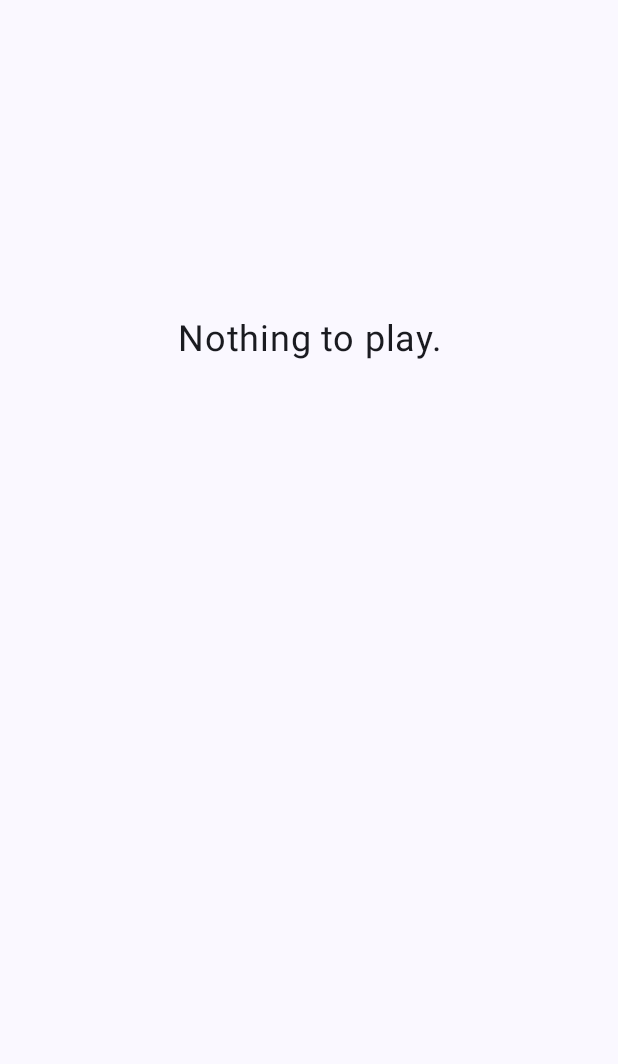
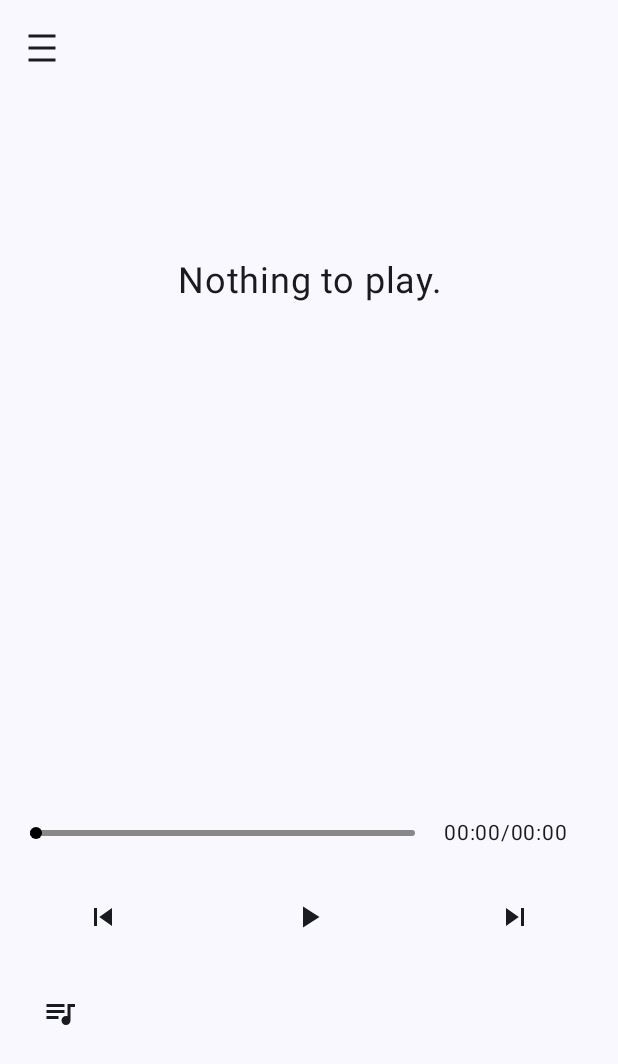
Before and after one commit to Travelerext/Android_Project_PlayAudioTest, an Android app built with Jetpack Compose: the screen it shows after launch (MainActivity), on a phone screen of 412 x 824 dp. Before the commit the part shown is almost empty. Shown: the top 1064 px of the screen. Run offline under Robolectric (Android 15) with nearby library versions, the phone set to English and light mode, and no system bars.

Commit message:
Add play list

```diff
--- a/app/src/main/java/com/example/playaudiotest/AudioFile.kt
+++ b/app/src/main/java/com/example/playaudiotest/AudioFile.kt
@@ -1,11 +1,14 @@
 package com.example.playaudiotest
 
 import android.net.Uri
+import androidx.compose.runtime.MutableState
+import androidx.compose.runtime.mutableStateOf
 
 data class AudioFile(
     val contentUri: Uri,
     val title: String,
     val artists: String,
     val duration: Long,
-    val albumArt: Uri
+    val albumArt: Uri,
+    var isInList: MutableState<Boolean> = mutableStateOf(false)
 )
--- a/app/src/main/java/com/example/playaudiotest/AudioTimeLine.kt
+++ b/app/src/main/java/com/example/playaudiotest/AudioTimeLine.kt
@@ -1,5 +1,6 @@
 package com.example.playaudiotest
 
+import android.util.Log
 import androidx.compose.foundation.background
 import androidx.compose.foundation.gestures.Orientation
 import androidx.compose.foundation.gestures.rememberScrollableState
@@ -33,6 +34,7 @@ import androidx.compose.ui.text.style.TextAlign
 import androidx.compose.ui.unit.IntOffset
 import androidx.compose.ui.unit.dp
 import androidx.compose.ui.unit.sp
+import androidx.lifecycle.compose.collectAsStateWithLifecycle
 import kotlinx.coroutines.launch
 import kotlin.math.roundToInt
 import kotlin.math.roundToLong
@@ -53,23 +55,30 @@ fun AudioTimeLine(viewModel: MainViewModel) {
     }
 
     val state = rememberScrollableState { delta ->
-        offset = (offset + delta).roundToInt().coerceIn(0, timeLineLength)
-        viewModel.changePlayPosition((offset.toFloat() / timeLineLength * viewModel.currentPlayAudio.duration).roundToLong())
+        if (viewModel.currentDuration>0) {
+            offset = (offset + delta).roundToInt().coerceIn(0, timeLineLength)
+            viewModel.changePlayPosition((offset.toFloat() / timeLineLength * viewModel.currentDuration).roundToLong())
+        }
         delta
     }
+
+    val getCurrentPosition by viewModel.getCurrentPosition.collectAsStateWithLifecycle()
 
     rememberCoroutineScope().also {
         it.launch {
             state.scroll {
-                currentPlayPosition =
-                    viewModel.currentPosition.toFloat() / viewModel.currentPlayAudio.duration.toFloat() * timeLineLength
-                offset = currentPlayPosition.roundToInt()
+                if (viewModel.currentDuration > 0){
+                    currentPlayPosition =
+                        getCurrentPosition.toFloat()/ viewModel.currentDuration.toFloat() * timeLineLength
+                    offset = currentPlayPosition.roundToInt()
+              } else offset = 0
             }
         }
     }
 
     Row(
-        modifier = Modifier.fillMaxWidth()
+        modifier = Modifier
+            .fillMaxWidth()
             .padding(20.dp),
         horizontalArrangement = Arrangement.Center,
         verticalAlignment = Alignment.CenterVertically
@@ -91,7 +100,7 @@ fun AudioTimeLine(viewModel: MainViewModel) {
             )
             Box(
                 modifier = Modifier
-                    .width(with(LocalDensity.current) {offset.toDp()} + 3.dp)
+                    .width(with(LocalDensity.current) { offset.toDp() } + 3.dp)
                     .height(4.dp)
                     .background(Color.Black, RoundedCornerShape(4.dp))
                     .align(Alignment.CenterStart)
@@ -115,7 +124,7 @@ fun AudioTimeLine(viewModel: MainViewModel) {
             modifier = Modifier
                 .weight(3f)
                 .align(Alignment.CenterVertically),
-            text = "${formatTime(viewModel.currentPosition)}/${formatTime(viewModel.currentPlayAudio.duration)}",
+            text = "${formatTime(getCurrentPosition)}/${formatTime(viewModel.currentDuration)}",
             fontSize = 14.sp,
             textAlign = TextAlign.Center
         )
--- a/app/src/main/java/com/example/playaudiotest/MainActivity.kt
+++ b/app/src/main/java/com/example/playaudiotest/MainActivity.kt
@@ -11,6 +11,7 @@ import androidx.compose.foundation.horizontalScroll
 import androidx.compose.foundation.layout.Arrangement
 import androidx.compose.foundation.layout.Column
 import androidx.compose.foundation.layout.Row
+import androidx.compose.foundation.layout.Spacer
 import androidx.compose.foundation.layout.fillMaxSize
 import androidx.compose.foundation.layout.fillMaxWidth
 import androidx.compose.foundation.layout.padding
@@ -20,17 +21,26 @@ import androidx.compose.foundation.lazy.LazyColumn
 import androidx.compose.foundation.lazy.items
 import androidx.compose.foundation.rememberScrollState
 import androidx.compose.material.icons.Icons
+import androidx.compose.material.icons.filled.DensityMedium
+import androidx.compose.material.icons.filled.MoreVert
+import androidx.compose.material.icons.filled.SkipNext
+import androidx.compose.material.icons.filled.SkipPrevious
 import androidx.compose.material.icons.filled.Stop
 import androidx.compose.material3.CircularProgressIndicator
+import androidx.compose.material3.ExperimentalMaterial3Api
 import androidx.compose.material3.Icon
 import androidx.compose.material3.IconButton
 import androidx.compose.material3.Scaffold
 import androidx.compose.material3.Text
 import androidx.compose.runtime.getValue
+import androidx.compose.runtime.mutableStateOf
+import androidx.compose.runtime.saveable.rememberSaveable
+import androidx.compose.runtime.setValue
 import androidx.compose.ui.Alignment
 import androidx.compose.ui.Modifier
 import androidx.compose.ui.graphics.Color
 import androidx.compose.ui.graphics.vector.rememberVectorPainter
+import androidx.compose.ui.input.pointer.motionEventSpy
 import androidx.compose.ui.text.style.TextAlign
 import androidx.compose.ui.unit.dp
 import androidx.compose.ui.unit.sp
@@ -56,12 +66,13 @@ class MainActivity : ComponentActivity() {
         factoryProducer = {
             object : ViewModelProvider.Factory {
                 override fun <T : ViewModel> create(modelClass: Class<T>): T {
-                    return MainViewModel(mediaReader, player) as T
+                    return MainViewModel(mediaReader,player) as T
                 }
             }
         }
     )
 
+    @OptIn(ExperimentalMaterial3Api::class)
     override fun onCreate(savedInstanceState: Bundle?) {
         super.onCreate(savedInstanceState)
         enableEdgeToEdge()
@@ -79,8 +90,11 @@ class MainActivity : ComponentActivity() {
 
         setContent {
             PlayAudioTestTheme {
-                Scaffold(modifier = Modifier.fillMaxSize()) { innerPadding ->
-                    val loadingAudioFiles by viewModel.loadingAudioFiles.collectAsStateWithLifecycle()
+                MoreDrawer(
+                    context = applicationContext,
+                    modifier = Modifier.fillMaxSize(),
+                    viewModel
+                ) { innerPadding ->
                     val scrollState = rememberScrollState()
                     Column (
                         modifier = Modifier
@@ -89,7 +103,7 @@ class MainActivity : ComponentActivity() {
                         verticalArrangement = Arrangement.Center,
                         horizontalAlignment = Alignment.CenterHorizontally
                     ) {
-                        if (viewModel.playState) {
+                        if (viewModel.playListState) {
                             AsyncImage(
                                 model = viewModel.currentPlayAudio.albumArt,
                                 contentDescription = null,
@@ -97,11 +111,13 @@ class MainActivity : ComponentActivity() {
                                     .fillMaxWidth()
                                     .size(300.dp)
                             )
+                            Spacer(Modifier.size(16.dp))
                             Text(
                                 text = viewModel.currentPlayAudio.title,
+                                fontSize = 24.sp,
                                 textAlign = TextAlign.Center,
-                                fontSize = 24.sp,
-                                modifier = Modifier.fillMaxWidth()
+                                modifier = Modifier
+                                    .fillMaxWidth()
                             )
                             Column(
                                 modifier = Modifier
@@ -113,55 +129,61 @@ class MainActivity : ComponentActivity() {
                                     fontSize = 14.sp,
                                     color = Color.Gray,
                                     maxLines = 1,
-                                    textAlign = TextAlign.Center,
+                                    textAlign = TextAlign.Start,
                                     modifier = Modifier.align(Alignment.CenterHorizontally)
                                 )
                             }
+                        } else Text(
+                            text = "Nothing to play.",
+                            textAlign = TextAlign.Center,
+                            fontSize = 24.sp,
+                            modifier = Modifier
+                                .fillMaxWidth()
+                                .size(350.dp)
+                        )
                         AudioTimeLine(viewModel)
                         Row(
                             modifier = Modifier.fillMaxWidth()
                         ) {
                             IconButton(
                                 onClick = {
-                                        viewModel.playAudioController()
+                                    viewModel.playPrevious()
                                 },
-                                    modifier = Modifier.weight(0.5f)
+                                modifier = Modifier.weight(1f)
                             ) {
                                 Icon(
-                                        rememberVectorPainter(viewModel.playerControllerIcon),
+                                    imageVector = Icons.Filled.SkipPrevious,
                                     contentDescription = null
                                 )
                             }
                             IconButton(
                                 onClick = {
-                                        viewModel.clearPlayAudios()
+                                    viewModel.playAudioController()
                                 },
-                                    modifier = Modifier.weight(0.5f)
+                                modifier = Modifier.weight(1f)
                             ) {
                                 Icon(
-                                        imageVector = Icons.Filled.Stop,
+                                    painter = rememberVectorPainter(viewModel.playerControllerIcon),
+                                    contentDescription = null
+                                )
+                            }
+                            IconButton(
+                                onClick = {
+                                    viewModel.playNext()
+                                },
+                                modifier = Modifier.weight(1f)
+                            ) {
+                                Icon(
+                                    imageVector = Icons.Filled.SkipNext,
                                     contentDescription = null
                                 )
                             }
                         }
-                        } else Text(
-                            text = "Nothing to play.",
-                            textAlign = TextAlign.Center,
-                            fontSize = 24.sp,
+                        PlayListSheet(
+                            viewModel,
                             modifier = Modifier
-                                .size(400.dp)
-                                .align(Alignment.CenterHorizontally)
-                        )
-                        if (loadingAudioFiles) {
-                            CircularProgressIndicator()
-                        }
-                        else {
-                            LazyColumn (modifier = Modifier.fillMaxWidth()) {
-                                items(viewModel.audioFiles) {
-                                    AudioListItem(
-                                        file = it,
-                                        viewModel = viewModel,
-                                        modifier = Modifier.fillMaxWidth()
+                                .align(Alignment.Start)
+                                .padding(16.dp)
                         )
                     }
                 }
@@ -169,6 +191,3 @@ class MainActivity : ComponentActivity() {
         }
     }
 }
-        }
-    }
-}
--- a/app/src/main/java/com/example/playaudiotest/MainViewModel.kt
+++ b/app/src/main/java/com/example/playaudiotest/MainViewModel.kt
@@ -1,38 +1,47 @@
 package com.example.playaudiotest
 
 import android.net.Uri
+import android.util.Log
+import android.widget.Toast
 import androidx.compose.material.icons.Icons
 import androidx.compose.material.icons.filled.Pause
 import androidx.compose.material.icons.filled.PlayArrow
+import androidx.compose.runtime.LaunchedEffect
 import androidx.compose.runtime.getValue
 import androidx.compose.runtime.mutableLongStateOf
 import androidx.compose.runtime.mutableStateOf
+import androidx.compose.runtime.remember
 import androidx.compose.runtime.setValue
+import androidx.compose.ui.graphics.Color
 import androidx.lifecycle.ViewModel
 import androidx.lifecycle.viewModelScope
 import androidx.media3.common.MediaItem
 import androidx.media3.common.Player
+import androidx.media3.common.Timeline
 import androidx.media3.exoplayer.ExoPlayer
 import kotlinx.coroutines.delay
 import kotlinx.coroutines.flow.MutableStateFlow
 import kotlinx.coroutines.flow.SharingStarted
+import kotlinx.coroutines.flow.asStateFlow
+import kotlinx.coroutines.flow.map
 import kotlinx.coroutines.flow.onStart
 import kotlinx.coroutines.flow.stateIn
+import kotlinx.coroutines.flow.update
 import kotlinx.coroutines.launch
 
 class MainViewModel(
     private val mediaReader: MediaReader,
-    val player: ExoPlayer
+    private val player: ExoPlayer
 ): ViewModel() {
+
+    var playerControllerIcon by mutableStateOf(Icons.Filled.PlayArrow)
+    var playListState by mutableStateOf(false)
+    var playList = mutableListOf<Uri>()
+
 
     init {
         initPlayer()
-        startUpdatingCurrentPosition()
     }
-
-    var playerControllerIcon by mutableStateOf(Icons.Filled.PlayArrow)
-    var playState by mutableStateOf(false)
-    var currentPosition by mutableLongStateOf(0L)
 
     var currentPlayAudio by mutableStateOf(
         AudioFile(
@@ -54,8 +63,10 @@ class MainViewModel(
             SharingStarted.WhileSubscribed(1000L),
             false
         )
+
     var audioFiles by mutableStateOf(listOf<AudioFile>())
         private set
+
     private fun loadAudioFiles() {
         viewModelScope.launch {
             _loadingAudioFiles.value = true
@@ -64,12 +75,23 @@ class MainViewModel(
         }
     }
 
-    private fun startUpdatingCurrentPosition() {
+    var currentDuration by mutableLongStateOf(0L)
+    private val _getCurrentPosition = MutableStateFlow(0L)
+
+    val getCurrentPosition = _getCurrentPosition
+        .onStart { updatingCurrentPosition() }
+        .stateIn(
+            viewModelScope,
+            SharingStarted.Eagerly,
+            0L
+        )
+
+
+    private fun updatingCurrentPosition() {
         viewModelScope.launch {
             while (true) {
-                if (player.isPlaying) {
-                    currentPosition = player.currentPosition
-                }
+                _getCurrentPosition.value = player.currentPosition
+                currentDuration = player.duration
                 delay(1000L)
             }
         }
@@ -81,29 +103,37 @@ class MainViewModel(
             player.prepare()
             player.addListener(
                 object : Player.Listener {
+
+                    override fun onPlaybackStateChanged(playbackState: Int) {
+                        super.onPlaybackStateChanged(playbackState)
+                        if (playbackState == Player.STATE_ENDED) {
+                            player.pause()
+                            player.seekTo(0, 0)
+                        }
+                    }
+
                     override fun onIsPlayingChanged(isPlaying: Boolean) {
                         super.onIsPlayingChanged(isPlaying)
                         playerControllerIcon = if (isPlaying) Icons.Filled.Pause else Icons.Filled.PlayArrow
                     }
 
-                    override fun onPlaybackStateChanged(playbackState: Int) {
-                        super.onPlaybackStateChanged(playbackState)
-                        if (playbackState == Player.STATE_READY) {
-                            audioFiles.find { it.contentUri == player.currentMediaItem?.localConfiguration?.uri }?.let { audioFile ->
-                                currentPlayAudio = audioFile
+                    override fun onMediaItemTransition(mediaItem: MediaItem?, reason: Int) {
+                        super.onMediaItemTransition(mediaItem, reason)
+                        audioFiles.find { it.contentUri == player.currentMediaItem?.localConfiguration?.uri }?.let { audioFile ->
+                            currentPlayAudio = audioFile
+                        }
+                    }
+
+                    override fun onTimelineChanged(timeline: Timeline, reason: Int) {
+                        super.onTimelineChanged(timeline, reason)
+                        playListState = player.mediaItemCount > 0
+                        playList.clear()
+                        audioFiles.map { it.isInList.value = false }
+                        for (i in 0 until player.mediaItemCount) {
+                            player.getMediaItemAt(i).localConfiguration?.let { config ->
+                                playList.add(config.uri)
+                                audioFiles.find { config.uri == it.contentUri }?.isInList?.value = true
                             }
-                            currentPosition = player.currentPosition
-                            playState = true
-                        }
-                        else if (playbackState == Player.STATE_ENDED) {
-                            currentPlayAudio = AudioFile(
-                                contentUri = Uri.EMPTY,
-                                title = "Unknown",
-                                artists = "Unknown",
-                                duration = 0L,
-                                albumArt = Uri.parse("android.resource://com.example.playaudiotest/drawable/album")
-                            )
-                            playState = false
                         }
                     }
                 }
@@ -111,9 +141,19 @@ class MainViewModel(
         }
     }
 
-    fun playAudio(uri: Uri) {
-        player.setMediaItem(MediaItem.fromUri(uri))
+    fun addToPlayList(audioFile: AudioFile) {
+        if (!audioFile.isInList.value) {
+            player.addMediaItem(MediaItem.fromUri(audioFile.contentUri))
+        }
+    }
+
+    fun changePlayingAudio(index: Int) {
+        player.seekTo(index, 0)
         player.play()
+    }
+
+    fun deleteFromPlayList(index: Int) {
+        player.removeMediaItem(index)
     }
 
     fun playAudioController() {
@@ -121,6 +161,16 @@ class MainViewModel(
             player.pause()
         else
             player.play()
+    }
+
+    fun playNext() {
+        player.seekToNext()
+        player.play()
+    }
+
+    fun playPrevious() {
+        player.seekToPrevious()
+        player.play()
     }
 
     fun changePlayPosition(position: Long) {
--- a/app/src/main/java/com/example/playaudiotest/MediaReader.kt
+++ b/app/src/main/java/com/example/playaudiotest/MediaReader.kt
@@ -2,9 +2,11 @@ package com.example.playaudiotest
 
 import android.content.ContentUris
 import android.content.Context
+import android.media.MediaMetadataRetriever
+import android.net.Uri
 import android.os.Build
 import android.provider.MediaStore
-import androidx.media3.common.MediaItem
+import android.util.Log
 
 class MediaReader(
     private val context: Context
--- /dev/null
+++ b/app/src/main/java/com/example/playaudiotest/MoreDrawer.kt
@@ -0,0 +1,104 @@
+package com.example.playaudiotest
+
+import android.content.Context
+import androidx.compose.foundation.layout.Column
+import androidx.compose.foundation.layout.PaddingValues
+import androidx.compose.foundation.layout.fillMaxWidth
+import androidx.compose.foundation.layout.padding
+import androidx.compose.foundation.lazy.LazyColumn
+import androidx.compose.foundation.lazy.items
+import androidx.compose.material.icons.Icons
+import androidx.compose.material.icons.filled.DensityMedium
+import androidx.compose.material3.CircularProgressIndicator
+import androidx.compose.material3.DrawerValue
+import androidx.compose.material3.ExperimentalMaterial3Api
+import androidx.compose.material3.Icon
+import androidx.compose.material3.IconButton
+import androidx.compose.material3.ModalDrawerSheet
+import androidx.compose.material3.ModalNavigationDrawer
+import androidx.compose.material3.Scaffold
+import androidx.compose.material3.Text
+import androidx.compose.material3.TopAppBar
+import androidx.compose.material3.rememberDrawerState
+import androidx.compose.runtime.Composable
+import androidx.compose.runtime.getValue
+import androidx.compose.runtime.rememberCoroutineScope
+import androidx.compose.ui.Modifier
+import androidx.compose.ui.text.font.FontWeight
+import androidx.compose.ui.unit.dp
+import androidx.compose.ui.unit.sp
+import androidx.lifecycle.compose.collectAsStateWithLifecycle
+import kotlinx.coroutines.launch
+
+@ExperimentalMaterial3Api
+@Composable
+fun MoreDrawer(
+    context: Context,
+    modifier: Modifier,
+    viewModel: MainViewModel,
+    content: @Composable (PaddingValues) -> Unit
+) {
+    val loadingAudioFiles by viewModel.loadingAudioFiles.collectAsStateWithLifecycle()
+    val drawerState = rememberDrawerState(initialValue = DrawerValue.Closed)
+    val scope = rememberCoroutineScope()
+
+    ModalNavigationDrawer(
+        drawerContent = {
+            ModalDrawerSheet {
+                Column(
+                    modifier = Modifier
+                        .fillMaxWidth()
+                        .padding(14.dp)
+                ) {
+                    Text(
+                        text = "More",
+                        fontSize = 34.sp,
+                        fontWeight = FontWeight.Bold
+                    )
+
+                    if (loadingAudioFiles) {
+                        CircularProgressIndicator()
+                    }
+                    else {
+                        LazyColumn (modifier = Modifier.fillMaxWidth()) {
+                            items(viewModel.audioFiles) {
+                                AudioListItem(
+                                    file = it,
+                                    viewModel = viewModel,
+                                    modifier = Modifier.fillMaxWidth()
+                                )
+                            }
+                        }
+                    }
+                }
+            }
+        },
+        drawerState = drawerState
+    ) {
+        Scaffold (
+            topBar = {
+                TopAppBar(
+                    navigationIcon = {
+                        IconButton(
+                            onClick = {
+                                scope.launch {
+                                    if (drawerState.isClosed) {
+                                        drawerState.open()
+                                    } else drawerState.close()
+                                }
+                            }
+                        ) {
+                            Icon(
+                                imageVector = Icons.Filled.DensityMedium,
+                                contentDescription = "More"
+                            )
+                        }
+                    },
+                    title = { Text("") }
+                )
+            }
+        ) { innerPadding ->
+                content(innerPadding)
+        }
+    }
+}
```
Also changed, not shown: app/src/main/java/com/example/playaudiotest/AudioListItem.kt (+79 -7 lines), app/src/main/java/com/example/playaudiotest/PlayListItem.kt (added, +127 -0 lines), app/src/main/java/com/example/playaudiotest/PlayListSheet.kt (added, +104 -0 lines). Lines whose indentation alone changed are shown as unchanged.
